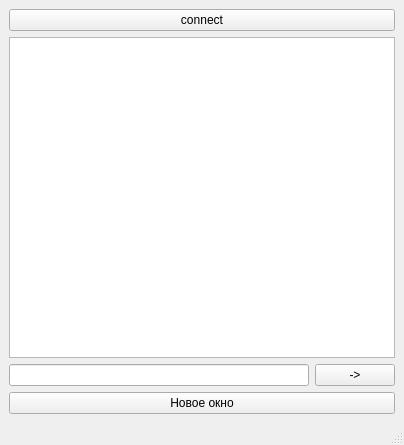
This is my_client/mainwindow.ui in xzbey/TcpChat as Qt 5 draws it before an edit. The edited form follows.
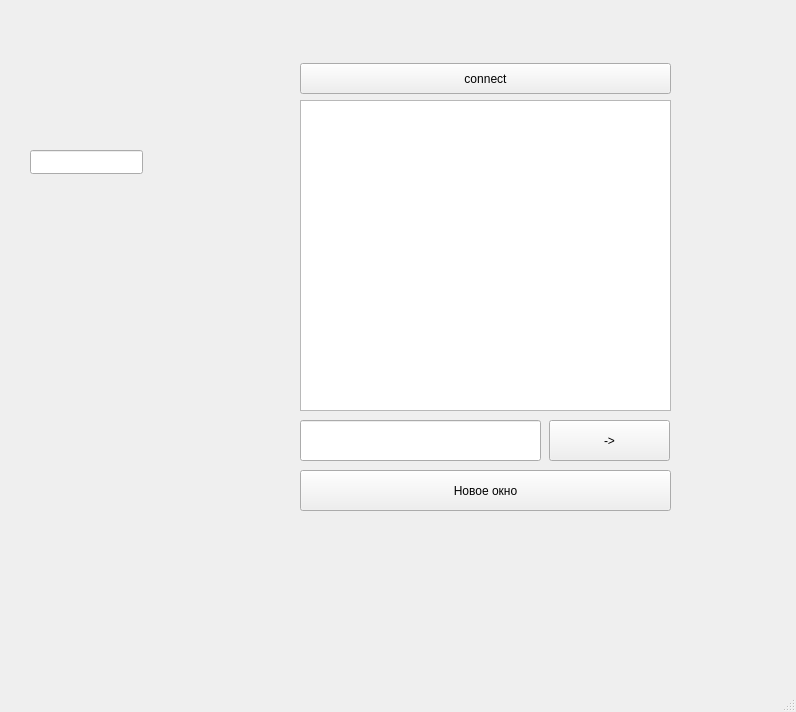
This is the edited form.

```diff
--- a/my_client/mainwindow.ui
+++ b/my_client/mainwindow.ui
@@ -6,43 +6,83 @@
    <rect>
     <x>0</x>
     <y>0</y>
-    <width>404</width>
-    <height>445</height>
+    <width>796</width>
+    <height>712</height>
    </rect>
   </property>
   <property name="windowTitle">
    <string>MainWindow</string>
   </property>
   <widget class="QWidget" name="centralwidget">
-   <layout class="QGridLayout" name="gridLayout">
-    <item row="2" column="0">
-     <widget class="QLineEdit" name="message"/>
-    </item>
-    <item row="2" column="1">
+   <widget class="QLineEdit" name="message">
+    <property name="geometry">
+     <rect>
+      <x>300</x>
+      <y>420</y>
+      <width>241</width>
+      <height>41</height>
+     </rect>
+    </property>
+   </widget>
      <widget class="QPushButton" name="btn_send">
+    <property name="geometry">
+     <rect>
+      <x>549</x>
+      <y>420</y>
+      <width>121</width>
+      <height>41</height>
+     </rect>
+    </property>
       <property name="text">
        <string>-&gt;</string>
       </property>
      </widget>
-    </item>
-    <item row="1" column="0" colspan="2">
-     <widget class="QTextBrowser" name="chat"/>
-    </item>
-    <item row="0" column="0" colspan="2">
+   <widget class="QTextBrowser" name="chat">
+    <property name="geometry">
+     <rect>
+      <x>300</x>
+      <y>100</y>
+      <width>371</width>
+      <height>311</height>
+     </rect>
+    </property>
+   </widget>
      <widget class="QPushButton" name="btn_connect">
+    <property name="geometry">
+     <rect>
+      <x>300</x>
+      <y>63</y>
+      <width>371</width>
+      <height>31</height>
+     </rect>
+    </property>
       <property name="text">
        <string>connect</string>
       </property>
      </widget>
-    </item>
-    <item row="3" column="0" colspan="2">
      <widget class="QPushButton" name="newProcess">
+    <property name="geometry">
+     <rect>
+      <x>300</x>
+      <y>470</y>
+      <width>371</width>
+      <height>41</height>
+     </rect>
+    </property>
       <property name="text">
        <string>Новое окно</string>
       </property>
      </widget>
-    </item>
-   </layout>
+   <widget class="QLineEdit" name="name">
+    <property name="geometry">
+     <rect>
+      <x>30</x>
+      <y>150</y>
+      <width>113</width>
+      <height>24</height>
+     </rect>
+    </property>
+   </widget>
   </widget>
   <widget class="QMenuBar" name="menubar">
    <property name="geometry">
```
Left out of the diff: 2 changed lines with no effect on the pictures. Lines whose indentation alone changed are shown as unchanged.
